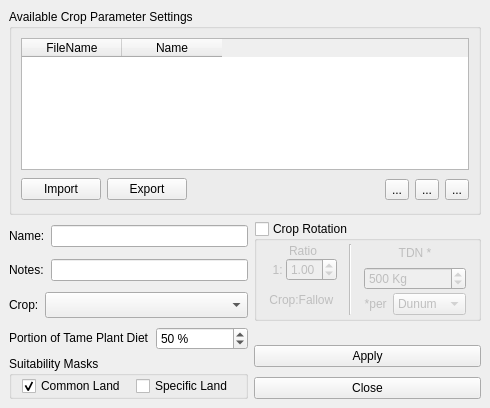
This is src/ui/lacropparametermanagerbase.ui in arkygeek/landuseanalyst as Qt 5 draws it before an edit. The edited form follows.
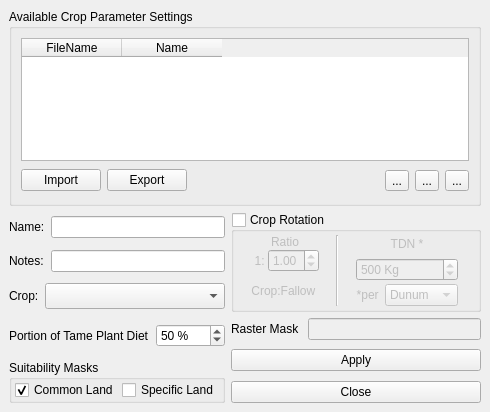
This is the edited form. Icons and pictures are not drawn.

Commit message: lots going on... added fields for raster names, logic to make it static for common land switched to TDN instead of cals for animal feed working on populating the fodder combo boxes from selected crops using the guid - almost there, but not quite yet

What changed in the file:
```diff
--- a/src/ui/lacropparametermanagerbase.ui
+++ b/src/ui/lacropparametermanagerbase.ui
@@ -6,7 +6,7 @@
     <x>0</x>
     <y>0</y>
     <width>490</width>
-    <height>408</height>
+    <height>412</height>
    </rect>
   </property>
   <property name="minimumSize" >
@@ -28,20 +28,69 @@
    <property name="spacing" >
     <number>6</number>
    </property>
+   <item row="7" column="2" colspan="2" >
+    <widget class="QPushButton" name="pbnClose" >
+     <property name="sizePolicy" >
+      <sizepolicy>
+       <hsizetype>5</hsizetype>
+       <vsizetype>0</vsizetype>
+       <horstretch>0</horstretch>
+       <verstretch>0</verstretch>
+      </sizepolicy>
+     </property>
+     <property name="toolTip" >
+      <string>&lt;html>&lt;head>&lt;meta name="qrichtext" content="1" />&lt;style type="text/css">
+p, li { white-space: pre-wrap; }
+&lt;/style>&lt;/head>&lt;body style=" font-family:'Sans Serif'; font-size:9pt; font-weight:400; font-style:normal; text-decoration:none;">
+&lt;p style=" margin-top:0px; margin-bottom:0px; margin-left:0px; margin-right:0px; -qt-block-indent:0; text-indent:0px;">&lt;span style=" font-weight:600; font-style:italic; color:#0000ff;">Have you applied your changes?&lt;/span>&lt;/p>&lt;/body>&lt;/html></string>
+     </property>
+     <property name="text" >
+      <string>Close</string>
+     </property>
+    </widget>
+   </item>
+   <item rowspan="2" row="5" column="2" colspan="2" >
+    <widget class="QPushButton" name="pbnApply" >
+     <property name="sizePolicy" >
+      <sizepolicy>
+       <hsizetype>5</hsizetype>
+       <vsizetype>0</vsizetype>
+       <horstretch>0</horstretch>
+       <verstretch>0</verstretch>
+      </sizepolicy>
+     </property>
+     <property name="toolTip" >
+      <string>&lt;html>&lt;head>&lt;meta name="qrichtext" content="1" />&lt;style type="text/css">
+p, li { white-space: pre-wrap; }
+&lt;/style>&lt;/head>&lt;body style=" font-family:'Sans Serif'; font-size:9pt; font-weight:400; font-style:normal; text-decoration:none;">
+&lt;p style=" margin-top:0px; margin-bottom:0px; margin-left:0px; margin-right:0px; -qt-block-indent:0; text-indent:0px;">Saves all settings&lt;/p>&lt;/body>&lt;/html></string>
+     </property>
+     <property name="whatsThis" >
+      <string>&lt;html>&lt;head>&lt;meta name="qrichtext" content="1" />&lt;style type="text/css">
+p, li { white-space: pre-wrap; }
+&lt;/style>&lt;/head>&lt;body style=" font-family:'Sans Serif'; font-size:9pt; font-weight:400; font-style:normal; text-decoration:none;">
+&lt;p style=" margin-top:0px; margin-bottom:0px; margin-left:0px; margin-right:0px; -qt-block-indent:0; text-indent:0px;">After completing all fields to define a parameter, you &lt;span style=" font-weight:600;">MUST&lt;/span> click the Apply button to save it. The name does not have to be unique, as LandUse Analyst has a special way of saving parameters to allow for duplicate parameter names. It is helpful, however, to utilize the Notes field to distinguish between same-named parameter definitions.&lt;/p>&lt;/body>&lt;/html></string>
+     </property>
+     <property name="text" >
+      <string>Apply</string>
+     </property>
+    </widget>
+   </item>
+   <item row="4" column="3" >
+    <widget class="QLineEdit" name="leRasterName" >
+     <property name="enabled" >
+      <bool>false</bool>
+     </property>
+    </widget>
+   </item>
    <item row="4" column="2" >
-    <spacer>
-     <property name="orientation" >
-      <enum>Qt::Vertical</enum>
+    <widget class="QLabel" name="label_3" >
+     <property name="text" >
+      <string>Raster Mask </string>
      </property>
-     <property name="sizeHint" >
-      <size>
-       <width>227</width>
-       <height>16</height>
-      </size>
-     </property>
-    </spacer>
+    </widget>
    </item>
-   <item rowspan="3" row="1" column="2" >
+   <item rowspan="3" row="1" column="2" colspan="2" >
     <widget class="QGroupBox" name="grpCropRotation" >
      <property name="sizePolicy" >
       <sizepolicy>
@@ -328,54 +377,6 @@
      </layout>
     </widget>
    </item>
-   <item row="7" column="2" >
-    <widget class="QPushButton" name="pbnClose" >
-     <property name="sizePolicy" >
-      <sizepolicy>
-       <hsizetype>5</hsizetype>
-       <vsizetype>0</vsizetype>
-       <horstretch>0</horstretch>
-       <verstretch>0</verstretch>
-      </sizepolicy>
-     </property>
-     <property name="toolTip" >
-      <string>&lt;html>&lt;head>&lt;meta name="qrichtext" content="1" />&lt;style type="text/css">
-p, li { white-space: pre-wrap; }
-&lt;/style>&lt;/head>&lt;body style=" font-family:'Sans Serif'; font-size:9pt; font-weight:400; font-style:normal; text-decoration:none;">
-&lt;p style=" margin-top:0px; margin-bottom:0px; margin-left:0px; margin-right:0px; -qt-block-indent:0; text-indent:0px;">&lt;span style=" font-weight:600; font-style:italic; color:#0000ff;">Have you applied your changes?&lt;/span>&lt;/p>&lt;/body>&lt;/html></string>
-     </property>
-     <property name="text" >
-      <string>Close</string>
-     </property>
-    </widget>
-   </item>
-   <item rowspan="2" row="5" column="2" >
-    <widget class="QPushButton" name="pbnApply" >
-     <property name="sizePolicy" >
-      <sizepolicy>
-       <hsizetype>5</hsizetype>
-       <vsizetype>0</vsizetype>
-       <horstretch>0</horstretch>
-       <verstretch>0</verstretch>
-      </sizepolicy>
-     </property>
-     <property name="toolTip" >
-      <string>&lt;html>&lt;head>&lt;meta name="qrichtext" content="1" />&lt;style type="text/css">
-p, li { white-space: pre-wrap; }
-&lt;/style>&lt;/head>&lt;body style=" font-family:'Sans Serif'; font-size:9pt; font-weight:400; font-style:normal; text-decoration:none;">
-&lt;p style=" margin-top:0px; margin-bottom:0px; margin-left:0px; margin-right:0px; -qt-block-indent:0; text-indent:0px;">Saves all settings&lt;/p>&lt;/body>&lt;/html></string>
-     </property>
-     <property name="whatsThis" >
-      <string>&lt;html>&lt;head>&lt;meta name="qrichtext" content="1" />&lt;style type="text/css">
-p, li { white-space: pre-wrap; }
-&lt;/style>&lt;/head>&lt;body style=" font-family:'Sans Serif'; font-size:9pt; font-weight:400; font-style:normal; text-decoration:none;">
-&lt;p style=" margin-top:0px; margin-bottom:0px; margin-left:0px; margin-right:0px; -qt-block-indent:0; text-indent:0px;">After completing all fields to define a parameter, you &lt;span style=" font-weight:600;">MUST&lt;/span> click the Apply button to save it. The name does not have to be unique, as LandUse Analyst has a special way of saving parameters to allow for duplicate parameter names. It is helpful, however, to utilize the Notes field to distinguish between same-named parameter definitions.&lt;/p>&lt;/body>&lt;/html></string>
-     </property>
-     <property name="text" >
-      <string>Apply</string>
-     </property>
-    </widget>
-   </item>
    <item rowspan="2" row="4" column="0" colspan="2" >
     <layout class="QHBoxLayout" >
      <property name="margin" >
@@ -534,7 +535,7 @@
      </property>
     </widget>
    </item>
-   <item row="0" column="0" colspan="3" >
+   <item row="0" column="0" colspan="4" >
     <widget class="QGroupBox" name="grpProfiles" >
      <property name="title" >
       <string>Available Crop Parameter Settings</string>
@@ -741,19 +742,6 @@
      </item>
     </layout>
    </item>
-   <item row="8" column="1" >
-    <spacer>
-     <property name="orientation" >
-      <enum>Qt::Vertical</enum>
-     </property>
-     <property name="sizeHint" >
-      <size>
-       <width>20</width>
-       <height>20</height>
-      </size>
-     </property>
-    </spacer>
-   </item>
    <item row="2" column="0" >
     <widget class="QLabel" name="label_4" >
      <property name="sizePolicy" >
@@ -787,6 +775,19 @@
      </property>
     </widget>
    </item>
+   <item row="8" column="1" >
+    <spacer>
+     <property name="orientation" >
+      <enum>Qt::Vertical</enum>
+     </property>
+     <property name="sizeHint" >
+      <size>
+       <width>20</width>
+       <height>20</height>
+      </size>
+     </property>
+    </spacer>
+   </item>
   </layout>
  </widget>
  <tabstops>
```
Left out of the diff: 16 changed lines with no effect on the pictures. The commit also changes 14 other files.
